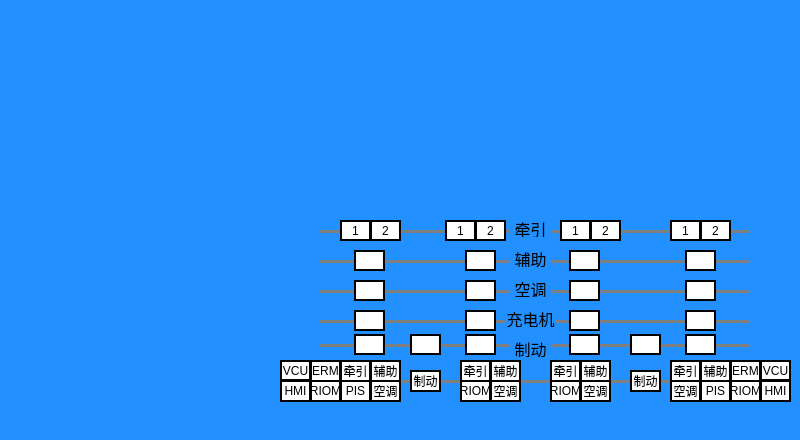
Before: the Qt Designer form vehiclerunpage.ui in mayue-crrc/BHX, drawn with Qt 5.
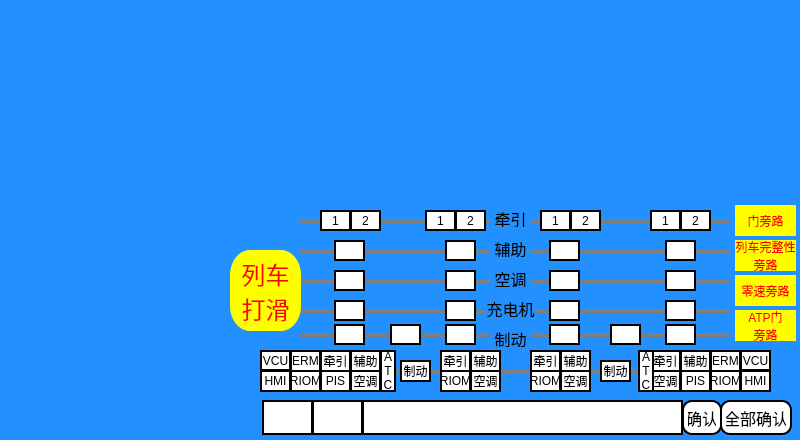
After: the same form once the commit is applied. Icons and pictures are not drawn.

What changed in the file:
```diff
--- a/vehiclerunpage.ui
+++ b/vehiclerunpage.ui
@@ -32,36 +32,17 @@
     <set>Qt::AlignCenter</set>
    </property>
   </widget>
-  <widget class="QLabel" name="VRun_label_alarmcount">
-   <property name="geometry">
-    <rect>
-     <x>110</x>
-     <y>410</y>
-     <width>210</width>
-     <height>31</height>
-    </rect>
-   </property>
-   <property name="styleSheet">
-    <string notr="true">font: 75 18px;
-color: rgb(255, 255, 255);
-background-color: rgb(51, 153, 255);
-background-color: rgba(255, 255, 255, 0);</string>
-   </property>
-   <property name="text">
-    <string/>
-   </property>
-  </widget>
   <widget class="QLabel" name="VRun_label_totalmil">
    <property name="geometry">
     <rect>
-     <x>310</x>
-     <y>410</y>
-     <width>210</width>
+     <x>90</x>
+     <y>370</y>
+     <width>171</width>
      <height>31</height>
     </rect>
    </property>
    <property name="styleSheet">
-    <string notr="true">font: 75 18px;
+    <string notr="true">font: 75 15px;
 color: rgb(0, 0, 0);
 background-color: rgb(51, 153, 255);
 background-color: rgba(255, 255, 255, 0);</string>
@@ -73,14 +54,14 @@
   <widget class="QLabel" name="VRun_label_todaymil">
    <property name="geometry">
     <rect>
-     <x>560</x>
-     <y>410</y>
-     <width>210</width>
+     <x>90</x>
+     <y>400</y>
+     <width>171</width>
      <height>31</height>
     </rect>
    </property>
    <property name="styleSheet">
-    <string notr="true">font: 75 18px;
+    <string notr="true">font: 75 15px;
 color: rgb(0, 0, 0);
 background-color: rgb(51, 153, 255);
 background-color: rgba(255, 255, 255, 0);</string>
@@ -92,8 +73,8 @@
   <widget class="QLabel" name="VRun_label_TCUState1">
    <property name="geometry">
     <rect>
-     <x>340</x>
-     <y>220</y>
+     <x>320</x>
+     <y>210</y>
      <width>31</width>
      <height>21</height>
     </rect>
@@ -111,8 +92,8 @@
   <widget class="QLabel" name="VRun_label_TCUState2">
    <property name="geometry">
     <rect>
-     <x>445</x>
-     <y>220</y>
+     <x>425</x>
+     <y>210</y>
      <width>31</width>
      <height>21</height>
     </rect>
@@ -130,8 +111,8 @@
   <widget class="QLabel" name="VRun_label_TCUState3">
    <property name="geometry">
     <rect>
-     <x>560</x>
-     <y>220</y>
+     <x>540</x>
+     <y>210</y>
      <width>31</width>
      <height>21</height>
     </rect>
@@ -149,8 +130,8 @@
   <widget class="QLabel" name="VRun_label_TCUState4">
    <property name="geometry">
     <rect>
-     <x>670</x>
-     <y>220</y>
+     <x>650</x>
+     <y>210</y>
      <width>31</width>
      <height>21</height>
     </rect>
@@ -168,8 +149,8 @@
   <widget class="QLabel" name="VRun_label_ACUState1">
    <property name="geometry">
     <rect>
-     <x>354</x>
-     <y>250</y>
+     <x>334</x>
+     <y>240</y>
      <width>31</width>
      <height>21</height>
     </rect>
@@ -187,8 +168,8 @@
   <widget class="QLabel" name="VRun_label_ACUState2">
    <property name="geometry">
     <rect>
-     <x>465</x>
-     <y>250</y>
+     <x>445</x>
+     <y>240</y>
      <width>31</width>
      <height>21</height>
     </rect>
@@ -206,8 +187,8 @@
   <widget class="QLabel" name="VRun_label_ACUState3">
    <property name="geometry">
     <rect>
-     <x>569</x>
-     <y>250</y>
+     <x>549</x>
+     <y>240</y>
      <width>31</width>
      <height>21</height>
     </rect>
@@ -225,8 +206,8 @@
   <widget class="QLabel" name="VRun_label_ACUState4">
    <property name="geometry">
     <rect>
-     <x>685</x>
-     <y>250</y>
+     <x>665</x>
+     <y>240</y>
      <width>31</width>
      <height>21</height>
     </rect>
@@ -244,8 +225,8 @@
   <widget class="QLabel" name="VRun_label_HVACState3">
    <property name="geometry">
     <rect>
-     <x>569</x>
-     <y>280</y>
+     <x>549</x>
+     <y>270</y>
      <width>31</width>
      <height>21</height>
     </rect>
@@ -263,8 +244,8 @@
   <widget class="QLabel" name="VRun_label_HVACState2">
    <property name="geometry">
     <rect>
-     <x>465</x>
-     <y>280</y>
+     <x>445</x>
+     <y>270</y>
      <width>31</width>
      <height>21</height>
     </rect>
@@ -282,8 +263,8 @@
   <widget class="QLabel" name="VRun_label_HVACState1">
    <property name="geometry">
     <rect>
-     <x>354</x>
-     <y>280</y>
+     <x>334</x>
+     <y>270</y>
      <width>31</width>
      <height>21</height>
     </rect>
@@ -301,8 +282,8 @@
   <widget class="QLabel" name="VRun_label_HVACState4">
    <property name="geometry">
     <rect>
-     <x>685</x>
-     <y>280</y>
+     <x>665</x>
+     <y>270</y>
      <width>31</width>
      <height>21</height>
     </rect>
@@ -320,8 +301,8 @@
   <widget class="QLabel" name="VRun_label_BCUState2">
    <property name="geometry">
     <rect>
-     <x>410</x>
-     <y>334</y>
+     <x>390</x>
+     <y>324</y>
      <width>31</width>
      <height>21</height>
     </rect>
@@ -339,8 +320,8 @@
   <widget class="QLabel" name="VRun_label_BCUState5">
    <property name="geometry">
     <rect>
-     <x>630</x>
-     <y>334</y>
+     <x>610</x>
+     <y>324</y>
      <width>31</width>
      <height>21</height>
     </rect>
@@ -358,8 +339,8 @@
   <widget class="QLabel" name="label">
    <property name="geometry">
     <rect>
-     <x>320</x>
-     <y>230</y>
+     <x>300</x>
+     <y>220</y>
      <width>430</width>
      <height>3</height>
     </rect>
@@ -374,8 +355,8 @@
   <widget class="QLabel" name="label_2">
    <property name="geometry">
     <rect>
-     <x>320</x>
-     <y>260</y>
+     <x>300</x>
+     <y>250</y>
      <width>430</width>
      <height>3</height>
     </rect>
@@ -390,8 +371,8 @@
   <widget class="QLabel" name="label_4">
    <property name="geometry">
     <rect>
-     <x>320</x>
-     <y>290</y>
+     <x>300</x>
+     <y>280</y>
      <width>430</width>
      <height>3</height>
     </rect>
@@ -406,8 +387,8 @@
   <widget class="QLabel" name="label_5">
    <property name="geometry">
     <rect>
-     <x>320</x>
-     <y>344</y>
+     <x>300</x>
+     <y>334</y>
      <width>430</width>
      <height>3</height>
     </rect>
@@ -422,8 +403,8 @@
   <widget class="QLabel" name="label_6">
    <property name="geometry">
     <rect>
-     <x>320</x>
-     <y>380</y>
+     <x>300</x>
+     <y>370</y>
      <width>430</width>
      <height>3</height>
     </rect>
@@ -438,8 +419,8 @@
   <widget class="QLabel" name="VRun_label_MC1ERM">
    <property name="geometry">
     <rect>
-     <x>310</x>
-     <y>360</y>
+     <x>290</x>
+     <y>350</y>
      <width>31</width>
      <height>22</height>
     </rect>
@@ -457,8 +438,8 @@
   <widget class="QLabel" name="VRun_label_MC1S3">
    <property name="geometry">
     <rect>
-     <x>310</x>
-     <y>380</y>
+     <x>290</x>
+     <y>370</y>
      <width>31</width>
      <height>22</height>
     </rect>
@@ -476,8 +457,8 @@
   <widget class="QLabel" name="VRun_label_MC1S4">
    <property name="geometry">
     <rect>
-     <x>370</x>
-     <y>380</y>
+     <x>350</x>
+     <y>370</y>
      <width>31</width>
      <height>22</height>
     </rect>
@@ -495,8 +476,8 @@
   <widget class="QLabel" name="VRun_label_MC1HMI">
    <property name="geometry">
     <rect>
-     <x>280</x>
-     <y>380</y>
+     <x>260</x>
+     <y>370</y>
      <width>31</width>
      <height>22</height>
     </rect>
@@ -514,8 +495,8 @@
   <widget class="QLabel" name="VRun_label_M1S2">
    <property name="geometry">
     <rect>
-     <x>490</x>
-     <y>360</y>
+     <x>470</x>
+     <y>350</y>
      <width>31</width>
      <height>22</height>
     </rect>
@@ -533,8 +514,8 @@
   <widget class="QLabel" name="VRun_label_M1S4">
    <property name="geometry">
     <rect>
-     <x>490</x>
-     <y>380</y>
+     <x>470</x>
+     <y>370</y>
      <width>31</width>
      <height>22</height>
     </rect>
@@ -552,8 +533,8 @@
   <widget class="QLabel" name="VRun_label_M1S3">
    <property name="geometry">
     <rect>
-     <x>460</x>
-     <y>380</y>
+     <x>440</x>
+     <y>370</y>
      <width>31</width>
      <height>22</height>
     </rect>
@@ -571,8 +552,8 @@
   <widget class="QLabel" name="VRun_label_M1S1">
    <property name="geometry">
     <rect>
-     <x>460</x>
-     <y>360</y>
+     <x>440</x>
+     <y>350</y>
      <width>31</width>
      <height>22</height>
     </rect>
@@ -590,8 +571,8 @@
   <widget class="QLabel" name="VRun_label_M2S2">
    <property name="geometry">
     <rect>
-     <x>580</x>
-     <y>360</y>
+     <x>560</x>
+     <y>350</y>
      <width>31</width>
      <height>22</height>
     </rect>
@@ -609,8 +590,8 @@
   <widget class="QLabel" name="VRun_label_M2S4">
    <property name="geometry">
     <rect>
-     <x>580</x>
-     <y>380</y>
+     <x>560</x>
+     <y>370</y>
      <width>31</width>
      <height>22</height>
     </rect>
@@ -628,8 +609,8 @@
   <widget class="QLabel" name="VRun_label_M2S3">
    <property name="geometry">
     <rect>
-     <x>550</x>
-     <y>380</y>
+     <x>530</x>
+     <y>370</y>
      <width>31</width>
      <height>22</height>
     </rect>
@@ -647,8 +628,8 @@
   <widget class="QLabel" name="VRun_label_M2S1">
    <property name="geometry">
     <rect>
-     <x>550</x>
-     <y>360</y>
+     <x>530</x>
+     <y>350</y>
      <width>31</width>
      <height>22</height>
     </rect>
@@ -666,8 +647,8 @@
   <widget class="QLabel" name="VRun_label_MC2HMI">
    <property name="geometry">
     <rect>
-     <x>760</x>
-     <y>380</y>
+     <x>740</x>
+     <y>370</y>
      <width>31</width>
      <height>22</height>
     </rect>
@@ -685,8 +666,8 @@
   <widget class="QLabel" name="VRun_label_MC2S4">
    <property name="geometry">
     <rect>
-     <x>670</x>
-     <y>380</y>
+     <x>650</x>
+     <y>370</y>
      <width>31</width>
      <height>22</height>
     </rect>
@@ -704,8 +685,8 @@
   <widget class="QLabel" name="VRun_label_MC2S3">
    <property name="geometry">
     <rect>
-     <x>730</x>
-     <y>380</y>
+     <x>710</x>
+     <y>370</y>
      <width>31</width>
      <height>22</height>
     </rect>
@@ -723,8 +704,8 @@
   <widget class="QLabel" name="VRun_label_MC2ERM">
    <property name="geometry">
     <rect>
-     <x>730</x>
-     <y>360</y>
+     <x>710</x>
+     <y>350</y>
      <width>31</width>
      <height>22</height>
     </rect>
@@ -742,8 +723,8 @@
   <widget class="QLabel" name="VRun_label_MC1VCU">
    <property name="geometry">
     <rect>
-     <x>280</x>
-     <y>360</y>
+     <x>260</x>
+     <y>350</y>
      <width>31</width>
      <height>21</height>
     </rect>
@@ -761,8 +742,8 @@
   <widget class="QLabel" name="VRun_label_MC2VCU">
    <property name="geometry">
     <rect>
-     <x>760</x>
-     <y>360</y>
+     <x>740</x>
+     <y>350</y>
      <width>31</width>
      <height>21</height>
     </rect>
@@ -781,7 +762,7 @@
    <property name="geometry">
     <rect>
      <x>300</x>
-     <y>170</y>
+     <y>180</y>
      <width>71</width>
      <height>21</height>
     </rect>
@@ -796,8 +777,8 @@
   <widget class="QLabel" name="VehicleRun_backward">
    <property name="geometry">
     <rect>
-     <x>690</x>
-     <y>170</y>
+     <x>650</x>
+     <y>180</y>
      <width>71</width>
      <height>21</height>
     </rect>
@@ -812,8 +793,8 @@
   <widget class="QLabel" name="VRun_label_RECState2">
    <property name="geometry">
     <rect>
-     <x>465</x>
-     <y>310</y>
+     <x>445</x>
+     <y>300</y>
      <width>31</width>
      <height>21</height>
     </rect>
@@ -831,8 +812,8 @@
   <widget class="QLabel" name="VRun_label_RECState3">
    <property name="geometry">
     <rect>
-     <x>569</x>
-     <y>310</y>
+     <x>549</x>
+     <y>300</y>
      <width>31</width>
      <height>21</height>
     </rect>
@@ -850,8 +831,8 @@
   <widget class="QLabel" name="VRun_label_RECState4">
    <property name="geometry">
     <rect>
-     <x>685</x>
-     <y>310</y>
+     <x>665</x>
+     <y>300</y>
      <width>31</width>
      <height>21</height>
     </rect>
@@ -869,8 +850,8 @@
   <widget class="QLabel" name="VRun_label_RECState1">
    <property name="geometry">
     <rect>
-     <x>354</x>
-     <y>310</y>
+     <x>334</x>
+     <y>300</y>
      <width>31</width>
      <height>21</height>
     </rect>
@@ -888,8 +869,8 @@
   <widget class="QLabel" name="label_7">
    <property name="geometry">
     <rect>
-     <x>320</x>
-     <y>320</y>
+     <x>300</x>
+     <y>310</y>
      <width>430</width>
      <height>3</height>
     </rect>
@@ -904,8 +885,8 @@
   <widget class="QLabel" name="label_8">
    <property name="geometry">
     <rect>
-     <x>510</x>
-     <y>220</y>
+     <x>490</x>
+     <y>210</y>
      <width>41</width>
      <height>17</height>
     </rect>
@@ -923,8 +904,8 @@
   <widget class="QLabel" name="label_9">
    <property name="geometry">
     <rect>
-     <x>510</x>
-     <y>250</y>
+     <x>490</x>
+     <y>240</y>
      <width>41</width>
      <height>17</height>
     </rect>
@@ -942,8 +923,8 @@
   <widget class="QLabel" name="label_10">
    <property name="geometry">
     <rect>
-     <x>510</x>
-     <y>280</y>
+     <x>490</x>
+     <y>270</y>
      <width>41</width>
      <height>17</height>
     </rect>
@@ -961,8 +942,8 @@
   <widget class="QLabel" name="label_11">
    <property name="geometry">
     <rect>
-     <x>505</x>
-     <y>310</y>
+     <x>485</x>
+     <y>300</y>
      <width>51</width>
      <height>17</height>
     </rect>
@@ -980,8 +961,8 @@
   <widget class="QLabel" name="label_12">
    <property name="geometry">
     <rect>
-     <x>510</x>
-     <y>340</y>
+     <x>490</x>
+     <y>330</y>
      <width>41</width>
      <height>17</height>
     </rect>
@@ -999,8 +980,8 @@
   <widget class="QLabel" name="VRun_label_MC1S1">
    <property name="geometry">
     <rect>
-     <x>340</x>
-     <y>360</y>
+     <x>320</x>
+     <y>350</y>
      <width>31</width>
      <height>22</height>
     </rect>
@@ -1018,8 +999,8 @@
   <widget class="QLabel" name="VRun_label_MC1S2">
    <property name="geometry">
     <rect>
-     <x>370</x>
-     <y>360</y>
+     <x>350</x>
+     <y>350</y>
      <width>31</width>
      <height>22</height>
     </rect>
@@ -1037,8 +1018,8 @@
   <widget class="QLabel" name="VRun_label_MC2S2">
    <property name="geometry">
     <rect>
-     <x>700</x>
-     <y>360</y>
+     <x>680</x>
+     <y>350</y>
      <width>31</width>
      <height>22</height>
     </rect>
@@ -1056,8 +1037,8 @@
   <widget class="QLabel" name="VRun_label_MC2S1">
    <property name="geometry">
     <rect>
-     <x>670</x>
-     <y>360</y>
+     <x>650</x>
+     <y>350</y>
      <width>31</width>
      <height>22</height>
     </rect>
@@ -1075,8 +1056,8 @@
   <widget class="QLabel" name="VRun_label_TP1S1">
    <property name="geometry">
     <rect>
-     <x>410</x>
-     <y>370</y>
+     <x>400</x>
+     <y>360</y>
      <width>31</width>
      <height>22</height>
     </rect>
@@ -1094,8 +1075,8 @@
   <widget class="QLabel" name="VRun_label_TP2S1">
    <property name="geometry">
     <rect>
-     <x>630</x>
-     <y>370</y>
+     <x>600</x>
+     <y>360</y>
      <width>31</width>
      <height>22</height>
     </rect>
@@ -1113,8 +1094,8 @@
   <widget class="QLabel" name="VRun_label_TCUState1_2">
    <property name="geometry">
     <rect>
-     <x>370</x>
-     <y>220</y>
+     <x>350</x>
+     <y>210</y>
      <width>31</width>
      <height>21</height>
     </rect>
@@ -1132,8 +1113,8 @@
   <widget class="QLabel" name="VRun_label_TCUState2_2">
    <property name="geometry">
     <rect>
-     <x>475</x>
-     <y>220</y>
+     <x>455</x>
+     <y>210</y>
      <width>31</width>
      <height>21</height>
     </rect>
@@ -1151,8 +1132,8 @@
   <widget class="QLabel" name="VRun_label_TCUState3_2">
    <property name="geometry">
     <rect>
-     <x>590</x>
-     <y>220</y>
+     <x>570</x>
+     <y>210</y>
      <width>31</width>
      <height>21</height>
     </rect>
@@ -1170,8 +1151,8 @@
   <widget class="QLabel" name="VRun_label_TCUState4_2">
    <property name="geometry">
     <rect>
-     <x>700</x>
-     <y>220</y>
+     <x>680</x>
+     <y>210</y>
      <width>31</width>
      <height>21</height>
     </rect>
@@ -1189,8 +1170,8 @@
   <widget class="QLabel" name="VRun_label_MC1PIS">
    <property name="geometry">
     <rect>
-     <x>340</x>
-     <y>380</y>
+     <x>320</x>
+     <y>370</y>
      <width>31</width>
      <height>22</height>
     </rect>
@@ -1208,8 +1189,8 @@
   <widget class="QLabel" name="VRun_label_MC2PIS">
    <property name="geometry">
     <rect>
-     <x>700</x>
-     <y>380</y>
+     <x>680</x>
+     <y>370</y>
      <width>31</width>
      <height>22</height>
     </rect>
@@ -1227,8 +1208,8 @@
   <widget class="QLabel" name="VRun_label_BCUState1">
    <property name="geometry">
     <rect>
-     <x>354</x>
-     <y>334</y>
+     <x>334</x>
+     <y>324</y>
      <width>31</width>
      <height>21</height>
     </rect>
@@ -1246,8 +1227,8 @@
   <widget class="QLabel" name="VRun_label_BCUState3">
    <property name="geometry">
     <rect>
-     <x>465</x>
-     <y>334</y>
+     <x>445</x>
+     <y>324</y>
      <width>31</width>
      <height>21</height>
     </rect>
@@ -1265,8 +1246,8 @@
   <widget class="QLabel" name="VRun_label_BCUState4">
    <property name="geometry">
     <rect>
-     <x>569</x>
-     <y>334</y>
+     <x>549</x>
+     <y>324</y>
      <width>31</width>
      <height>21</height>
     </rect>
@@ -1284,8 +1265,8 @@
   <widget class="QLabel" name="VRun_label_BCUState6">
    <property name="geometry">
     <rect>
-     <x>685</x>
-     <y>334</y>
+     <x>665</x>
+     <y>324</y>
      <width>31</width>
      <height>21</height>
     </rect>
@@ -1300,13 +1281,277 @@
     <set>Qt::AlignCenter</set>
    </property>
   </widget>
+  <widget class="QLabel" name="VRun_label_faultpos">
+   <property name="geometry">
+    <rect>
+     <x>262</x>
+     <y>400</y>
+     <width>51</width>
+     <height>35</height>
+    </rect>
+   </property>
+   <property name="styleSheet">
+    <string notr="true">font: 75 14px;
+color: rgb(0, 0, 0);
+background-color:white;
+border:2px solid black
+</string>
+   </property>
+   <property name="text">
+    <string/>
+   </property>
+  </widget>
+  <widget class="QLabel" name="VRun_label_faultdevice">
+   <property name="geometry">
+    <rect>
+     <x>312</x>
+     <y>400</y>
+     <width>51</width>
+     <height>35</height>
+    </rect>
+   </property>
+   <property name="styleSheet">
+    <string notr="true">font: 75 14px;
+color: rgb(0, 0, 0);
+background-color:white;
+border:2px solid black
+</string>
+   </property>
+   <property name="text">
+    <string/>
+   </property>
+  </widget>
+  <widget class="QLabel" name="VRun_label_faultname">
+   <property name="geometry">
+    <rect>
+     <x>362</x>
+     <y>400</y>
+     <width>321</width>
+     <height>35</height>
+    </rect>
+   </property>
+   <property name="styleSheet">
+    <string notr="true">font: 75 14px;
+color: rgb(0, 0, 0);
+background-color:white;
+border:2px solid black
+</string>
+   </property>
+   <property name="text">
+    <string/>
+   </property>
+  </widget>
+  <widget class="QPushButton" name="VRun_btn_confirm">
+   <property name="geometry">
+    <rect>
+     <x>682</x>
+     <y>400</y>
+     <width>40</width>
+     <height>35</height>
+    </rect>
+   </property>
+   <property name="focusPolicy">
+    <enum>Qt::NoFocus</enum>
+   </property>
+   <property name="styleSheet">
+    <string notr="true">font: 75  16px ;
+color: rgb(0, 0, 0);
+background-color:white;
+border:2px solid black;
+border-radius:10px;
+padding:2px 4px;</string>
+   </property>
+   <property name="text">
+    <string>确认</string>
+   </property>
+  </widget>
+  <widget class="QPushButton" name="VRun_btn_confirmall">
+   <property name="geometry">
+    <rect>
+     <x>720</x>
+     <y>400</y>
+     <width>72</width>
+     <height>35</height>
+    </rect>
+   </property>
+   <property name="focusPolicy">
+    <enum>Qt::NoFocus</enum>
+   </property>
+   <property name="styleSheet">
+    <string notr="true">font: 75  16px ;
+color: rgb(0, 0, 0);
+background-color: white;
+border:2px solid black;
+border-radius:10px;
+padding:2px 4px;</string>
+   </property>
+   <property name="text">
+    <string>全部确认</string>
+   </property>
+  </widget>
+  <widget class="QLabel" name="VRun_label_flip">
+   <property name="geometry">
+    <rect>
+     <x>230</x>
+     <y>250</y>
+     <width>71</width>
+     <height>81</height>
+    </rect>
+   </property>
+   <property name="styleSheet">
+    <string notr="true">font: 75 24px;
+color: rgb(255, 0, 0);
+background-color:yellow;
+border-radius:20px solid black
+</string>
+   </property>
+   <property name="text">
+    <string>列车
+打滑</string>
+   </property>
+   <property name="alignment">
+    <set>Qt::AlignCenter</set>
+   </property>
+  </widget>
+  <widget class="QLabel" name="VRun_label_ATC1">
+   <property name="geometry">
+    <rect>
+     <x>380</x>
+     <y>350</y>
+     <width>16</width>
+     <height>42</height>
+    </rect>
+   </property>
+   <property name="styleSheet">
+    <string notr="true">font: 10px, &quot;微软雅黑&quot;;border-color: rgb(0, 0, 0);border:2px solid;background-color:rgb(255,255,255)</string>
+   </property>
+   <property name="text">
+    <string>A
+T
+C</string>
+   </property>
+   <property name="alignment">
+    <set>Qt::AlignCenter</set>
+   </property>
+  </widget>
+  <widget class="QLabel" name="VRun_label_ATC2">
+   <property name="geometry">
+    <rect>
+     <x>638</x>
+     <y>350</y>
+     <width>16</width>
+     <height>42</height>
+    </rect>
+   </property>
+   <property name="styleSheet">
+    <string notr="true">font: 10px, &quot;微软雅黑&quot;;border-color: rgb(0, 0, 0);border:2px solid;background-color:rgb(255,255,255)</string>
+   </property>
+   <property name="text">
+    <string>A
+T
+C</string>
+   </property>
+   <property name="alignment">
+    <set>Qt::AlignCenter</set>
+   </property>
+  </widget>
+  <widget class="QLabel" name="VRun_label_bypassALL">
+   <property name="geometry">
+    <rect>
+     <x>735</x>
+     <y>240</y>
+     <width>61</width>
+     <height>31</height>
+    </rect>
+   </property>
+   <property name="styleSheet">
+    <string notr="true">font: 12px, &quot;微软雅黑&quot;;
+color: rgb(255, 0, 0);
+background-color:yellow;
+border-radius:10px solid black</string>
+   </property>
+   <property name="text">
+    <string>列车完整性
+旁路</string>
+   </property>
+   <property name="alignment">
+    <set>Qt::AlignCenter</set>
+   </property>
+  </widget>
+  <widget class="QLabel" name="VRun_label_bypass0speed">
+   <property name="geometry">
+    <rect>
+     <x>735</x>
+     <y>275</y>
+     <width>61</width>
+     <height>31</height>
+    </rect>
+   </property>
+   <property name="styleSheet">
+    <string notr="true">font: 12px, &quot;微软雅黑&quot;;
+color: rgb(255, 0, 0);
+background-color:yellow;
+border-radius:10px solid black</string>
+   </property>
+   <property name="text">
+    <string>零速旁路</string>
+   </property>
+   <property name="alignment">
+    <set>Qt::AlignCenter</set>
+   </property>
+  </widget>
+  <widget class="QLabel" name="VRun_label_bypassATCEDCU">
+   <property name="geometry">
+    <rect>
+     <x>735</x>
+     <y>310</y>
+     <width>61</width>
+     <height>31</height>
+    </rect>
+   </property>
+   <property name="styleSheet">
+    <string notr="true">font: 12px, &quot;微软雅黑&quot;;
+color: rgb(255, 0, 0);
+background-color:yellow;
+border-radius:10px solid black</string>
+   </property>
+   <property name="text">
+    <string>ATP门
+旁路</string>
+   </property>
+   <property name="alignment">
+    <set>Qt::AlignCenter</set>
+   </property>
+  </widget>
+  <widget class="QLabel" name="VRun_label_bypassEDCU">
+   <property name="geometry">
+    <rect>
+     <x>735</x>
+     <y>205</y>
+     <width>61</width>
+     <height>31</height>
+    </rect>
+   </property>
+   <property name="styleSheet">
+    <string notr="true">font: 12px, &quot;微软雅黑&quot;;
+color: rgb(255, 0, 0);
+background-color:yellow;
+border-radius:10px solid black</string>
+   </property>
+   <property name="text">
+    <string>门旁路</string>
+   </property>
+   <property name="alignment">
+    <set>Qt::AlignCenter</set>
+   </property>
+  </widget>
   <zorder>VehicleRun_background</zorder>
   <zorder>label_5</zorder>
+  <zorder>label_4</zorder>
   <zorder>label</zorder>
+  <zorder>label_6</zorder>
   <zorder>label_2</zorder>
-  <zorder>label_4</zorder>
   <zorder>label_7</zorder>
-  <zorder>VRun_label_alarmcount</zorder>
   <zorder>VRun_label_totalmil</zorder>
   <zorder>VRun_label_todaymil</zorder>
   <zorder>VRun_label_TCUState1</zorder>
@@ -1323,7 +1568,6 @@
   <zorder>VRun_label_HVACState4</zorder>
   <zorder>VRun_label_BCUState2</zorder>
   <zorder>VRun_label_BCUState5</zorder>
-  <zorder>label_6</zorder>
   <zorder>VRun_label_MC1ERM</zorder>
   <zorder>VRun_label_MC1S3</zorder>
   <zorder>VRun_label_MC1S4</zorder>
@@ -1369,6 +1613,18 @@
   <zorder>VRun_label_BCUState3</zorder>
   <zorder>VRun_label_BCUState4</zorder>
   <zorder>VRun_label_BCUState6</zorder>
+  <zorder>VRun_label_faultpos</zorder>
+  <zorder>VRun_label_faultdevice</zorder>
+  <zorder>VRun_label_faultname</zorder>
+  <zorder>VRun_btn_confirm</zorder>
+  <zorder>VRun_btn_confirmall</zorder>
+  <zorder>VRun_label_flip</zorder>
+  <zorder>VRun_label_ATC1</zorder>
+  <zorder>VRun_label_ATC2</zorder>
+  <zorder>VRun_label_bypassALL</zorder>
+  <zorder>VRun_label_bypass0speed</zorder>
+  <zorder>VRun_label_bypassATCEDCU</zorder>
+  <zorder>VRun_label_bypassEDCU</zorder>
  </widget>
  <resources/>
  <connections/>
```
